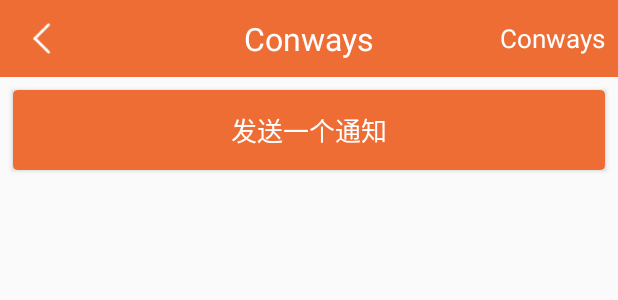
After one commit to Conways/Demo, an Android app: the layout activity_notify.xml on its own in the app's theme, with its tools: preview values and no code run, on a phone screen of 412 x 824 dp. The commit adds this screen. Shown: the top 300 px of the screen. Run offline under Robolectric (Android 15) with nearby library versions, the phone set to English and light mode, and no system bars.

Commit message:
完善通知栏功能

```diff
--- a/app/build.gradle
+++ b/app/build.gradle
@@ -8,7 +8,7 @@
     buildToolsVersion "23.0.3"
     defaultConfig {
         applicationId "com.conways.demo"
-        minSdkVersion 14
+        minSdkVersion 16
         targetSdkVersion 23
         versionCode 1
         versionName "1.0"
--- a/app/src/main/AndroidManifest.xml
+++ b/app/src/main/AndroidManifest.xml
@@ -30,6 +30,7 @@
         <activity android:name=".home.firstmenu.mbbbloodpressure.MBBBoodPressureActivity"/>
         <activity android:name=".home.firstmenu.cardview.CardViewActivity"/>
         <activity android:name=".home.firstmenu.sideslip.SideslipActivity"/>
+        <activity android:name=".home.firstmenu.notify.NotifyActivity"/>
 
         <!--Service 注册-->
         <service android:name=".home.firstmenu.bloodpressure.BPService"/>
--- a/app/src/main/java/com/conways/demo/home/firstmenu/MenuFirstFragment.java
+++ b/app/src/main/java/com/conways/demo/home/firstmenu/MenuFirstFragment.java
@@ -16,6 +16,7 @@
 import com.conways.demo.home.firstmenu.bloodpressure.BloodPressureActivity;
 import com.conways.demo.home.firstmenu.cardview.CardViewActivity;
 import com.conways.demo.home.firstmenu.mbbbloodpressure.MBBBoodPressureActivity;
+import com.conways.demo.home.firstmenu.notify.NotifyActivity;
 import com.conways.demo.home.firstmenu.sideslip.SideslipActivity;
 import com.conways.demo.home.firstmenu.timewheel.TimeWheelActivity;
 import com.conways.demo.utils.LogUtils;
@@ -29,9 +30,10 @@
     private ViewPager viewPager;
     private MyAdapter myAdapter;
 
-    private String[] list = {"康宝贝血压计", "时间选择器", "脉搏波血压计", "卡片控件", "侧滑导航"};
+    private String[] list = {"康宝贝血压计", "时间选择器", "脉搏波血压计", "卡片控件", "侧滑导航","通知栏"};
     private Class<?>[] listTarget = {BloodPressureActivity.class, TimeWheelActivity.class,
-            MBBBoodPressureActivity.class, CardViewActivity.class, SideslipActivity.class};
+            MBBBoodPressureActivity.class, CardViewActivity.class, SideslipActivity.class,
+            NotifyActivity.class};
 
     private int[] imageIds = {R.drawable.pager_1, R.drawable.pager_2, R.drawable.pager_3, R.drawable.pager_4,};
     private String urls[] = {
--- /dev/null
+++ b/app/src/main/res/layout/activity_notify.xml
@@ -0,0 +1,20 @@
+<?xml version="1.0" encoding="utf-8"?>
+<LinearLayout xmlns:android="http://schemas.android.com/apk/res/android"
+              android:layout_width="match_parent"
+              android:layout_height="match_parent"
+              android:orientation="vertical">
+
+    <include layout="@layout/title_style_child_right_text"/>
+
+    <Button
+        android:id="@+id/activity_notify_show"
+        android:layout_width="match_parent"
+        android:layout_height="@dimen/h100"
+        android:layout_gravity="center_horizontal"
+        android:layout_margin="@dimen/horizontal_margin"
+        android:background="@drawable/bt_round_corner_rect_bg"
+        android:text="@string/notify_notify_send"
+        android:textColor="@color/white"
+        android:textSize="@dimen/read_long_size"/>
+
+</LinearLayout>
```
Also changed, not shown: app/src/main/java/com/conways/demo/home/firstmenu/notify/NotifyActivity.java (+46 -2 lines), app/src/main/res/values/strings.xml (+7 -7 lines).
